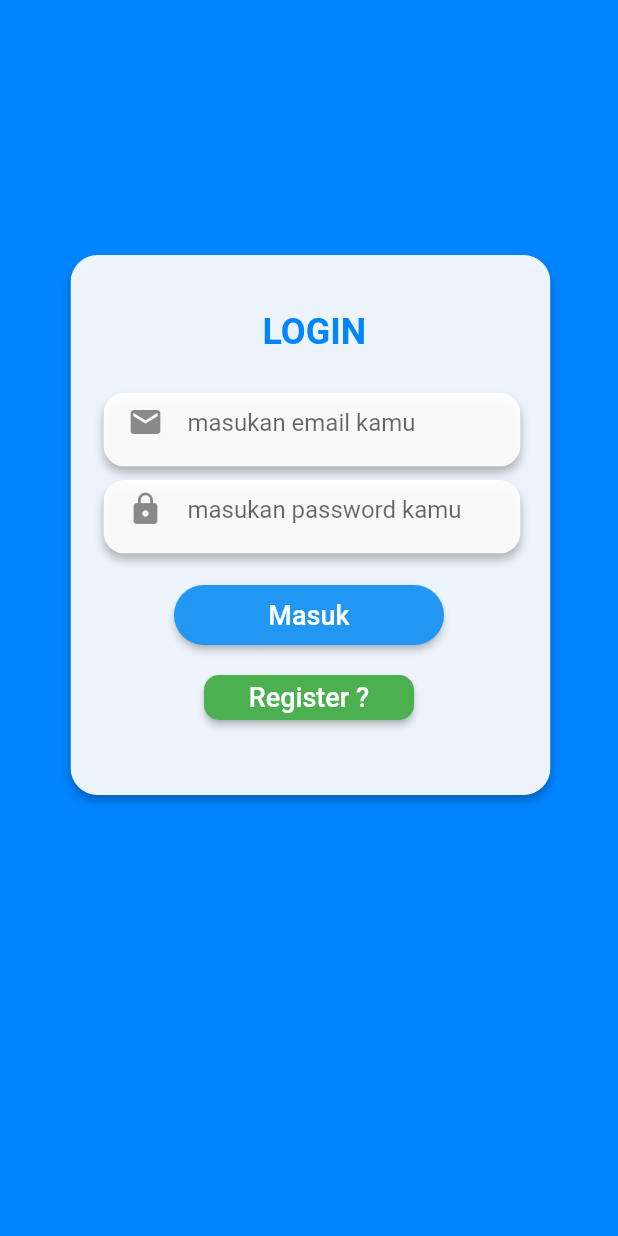
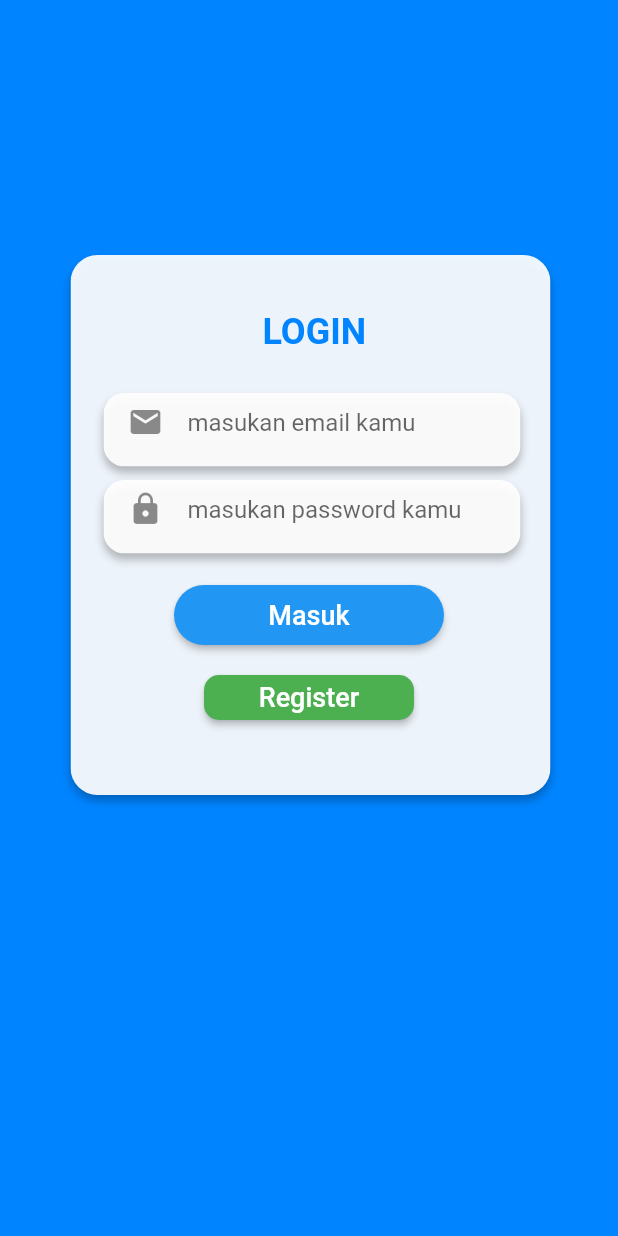
Before and after one commit to zuinal/zago, a Flutter app: the LoginWidget screen opened by its route, on a phone screen of 412 x 824 dp. Run offline on Flutter 3.47's test engine with Material 2 defaults, Android fonts, the phone set to English and light mode, and no system bars; our stand-ins replace path_drawing.

Commit message:
some changes

```diff
--- a/lib/ui/login/LoginWidget.dart
+++ b/lib/ui/login/LoginWidget.dart
@@ -132,7 +132,6 @@ class LoginWidget extends StatelessWidget {
                 bottom: null,
                 width: 140.0,
                 height: 30.0,
-                // ignore: deprecated_member_use
                 child: RaisedButton(
                   onPressed: () {
                     Navigator.pushReplacementNamed(context, '/RegisterWidget');
@@ -140,7 +139,7 @@ class LoginWidget extends StatelessWidget {
                   color: Colors.green,
                   shape: new RoundedRectangleBorder(
                       borderRadius: new BorderRadius.circular(10.0)),
-                  child: Text('Register ?',
+                  child: Text('Register',
                       style: TextStyle(
                         fontSize: 18,
                         color: Colors.white,
```
Also changed, not shown: 1 other file.
